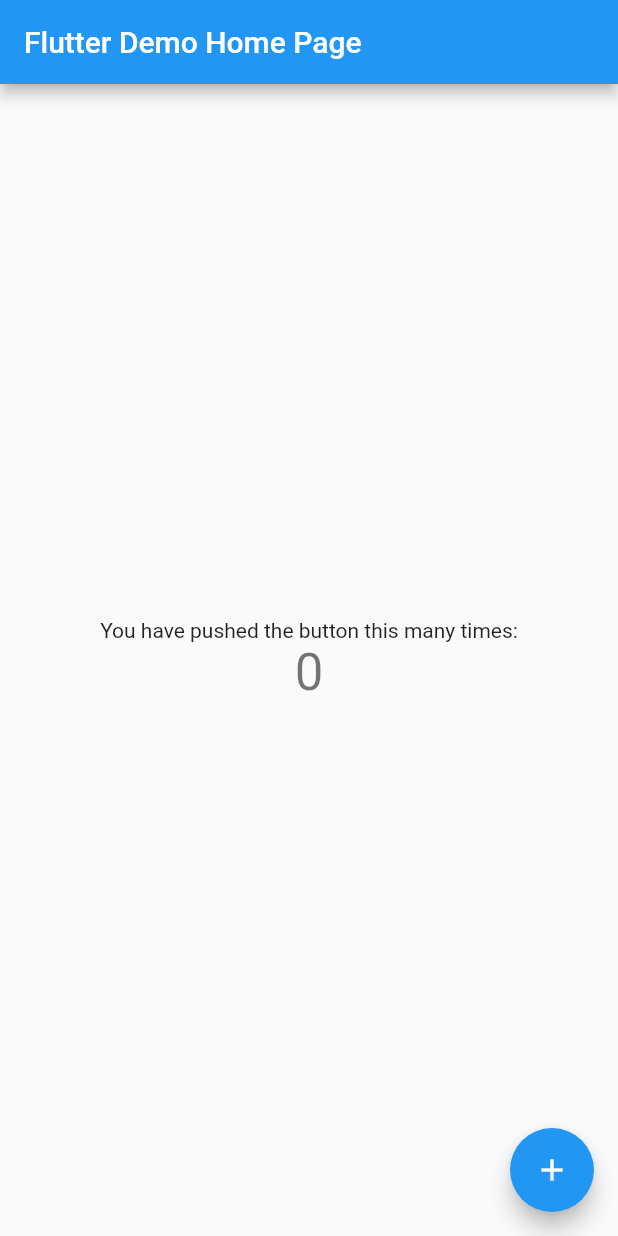
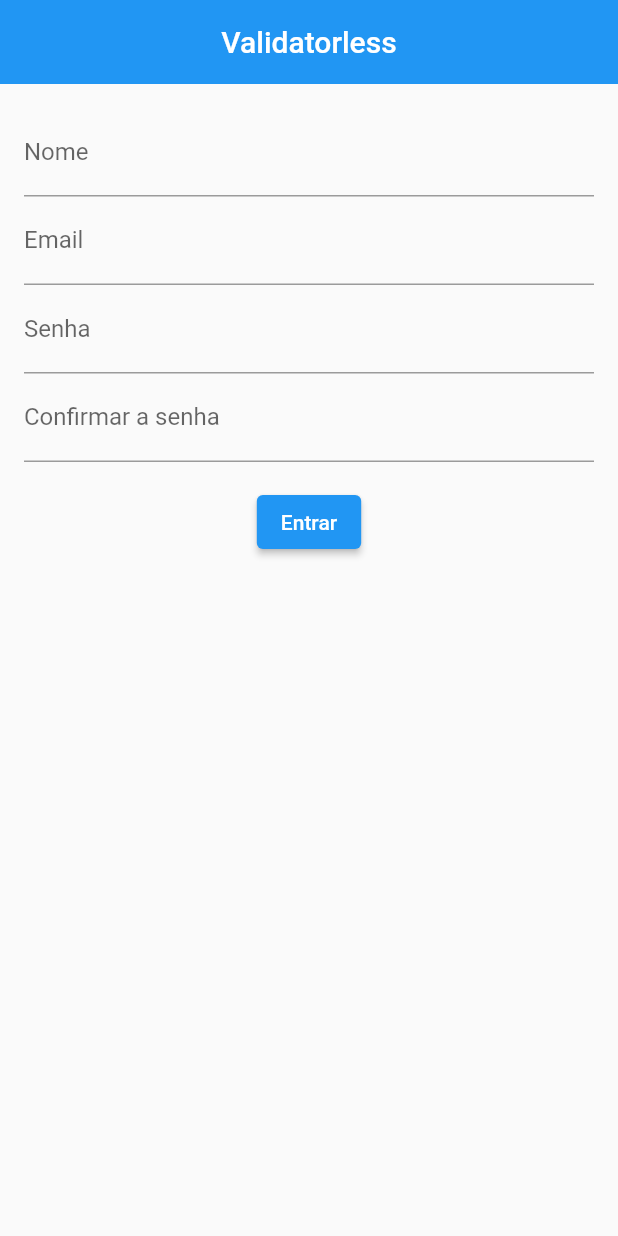
Before and after one commit to CadisRaziel/validatorless_example, a Flutter app: the screen it shows after launch, on a phone screen of 412 x 824 dp. Run offline on Flutter 3.47's test engine with Material 2 defaults, Android fonts, the phone set to English and light mode, and no system bars; missing offline and left inert: validatorless.

Commit message:
aprendendo a usar o package do validatorless

```diff
--- /dev/null
+++ b/lib/core/app_widget.dart
@@ -0,0 +1,17 @@
+import 'package:flutter/material.dart';
+import 'package:validatorless_example/home_page.dart';
+
+class MyApp extends StatelessWidget {
+
+  @override
+  Widget build(BuildContext context) {
+    return MaterialApp(
+      title: 'Flutter Demo',
+      theme: ThemeData(
+        primarySwatch: Colors.blue,
+      ),
+      debugShowCheckedModeBanner: false,
+      home: HomePage(),
+    );
+  }
+}
--- /dev/null
+++ b/lib/home_page.dart
@@ -0,0 +1,114 @@
+import 'package:flutter/material.dart';
+import 'package:validatorless/validatorless.dart';
+import 'package:validatorless_example/validators.dart';
+
+
+class HomePage extends StatefulWidget {
+  HomePage({Key? key}) : super(key: key);
+
+  @override
+  _HomePageState createState() => _HomePageState();
+}
+
+class _HomePageState extends State<HomePage> {
+  //globalKey para validar os fomularios
+  final _formKey = GlobalKey<FormState>();
+
+  final _nameEC = TextEditingController();
+  final _emailEC = TextEditingController();
+  final _passwordEC = TextEditingController();
+  final _confirmPasswordEC = TextEditingController();
+
+  @override
+  void dispose() {
+    _nameEC.dispose();
+    _emailEC.dispose();
+    _passwordEC.dispose();
+    _confirmPasswordEC.dispose();
+    super.dispose();
+  }
+
+  @override
+  Widget build(BuildContext context) {
+    return Scaffold(
+      appBar: AppBar(
+        title: Text('Validatorless'),
+        centerTitle: true,
+        elevation: 0,
+      ),
+      body: Padding(
+        padding: const EdgeInsets.all(16),
+        child: Form(
+          key: _formKey,
+          child: Column(
+            children: [
+              TextFormField(
+                  controller: _nameEC,
+                  decoration: InputDecoration(labelText: 'Nome'),
+
+                  ///[adicionando as validações]
+                  validator: Validatorless.required('Nome obrigatório')),
+              TextFormField(
+                controller: _emailEC,
+                decoration: InputDecoration(labelText: 'Email'),
+
+                ///[Para fazer varias validações]
+                ///[o required é para campos que ficam nullos ou seja, vazios]
+                validator: Validatorless.multiple([
+                  Validatorless.required('Email obrigatório'),
+                  Validatorless.email('Email inválido')
+                ]),
+              ),
+              TextFormField(
+                controller: _passwordEC,
+                decoration: InputDecoration(labelText: 'Senha'),
+                validator: Validatorless.multiple([
+                  Validatorless.required('Senha obrigatória'),
+
+                  ///[Olha que legal aqui eu coloco o numero minimo de caracteres]
+                  ///[ou seja coloco 6 que é o minimo que tem que ter e a frase !!]
+                  Validatorless.min(
+                      6, 'A senha precisa ter no minimo 6 caracteres')
+                ]),
+              ),
+              TextFormField(
+                controller: _confirmPasswordEC,
+                decoration: InputDecoration(labelText: 'Confirmar a senha'),
+                validator: Validatorless.multiple([
+                  Validatorless.required('Confirmar senha obrigatória'),
+
+                  ///[Olha que legal aqui eu coloco o numero minimo de caracteres]
+                  ///[ou seja coloco 6 que é o minimo que tem que ter e a frase !!]
+                  Validatorless.min(
+                      6, 'A senha para confirmar precisa ter no minimo 6 caracteres'),
+                  ValidatorsSenhas.compare(_passwordEC, 'A senha não esta igual')
+                ]),
+              ),
+              SizedBox(
+                height: 16,
+              ),
+              ElevatedButton(
+                onPressed: () {
+                  var formValid = _formKey.currentState?.validate() ?? false;
+                  if (formValid) {
+                    //chamaria a controller para salvar os dados !!
+                  }
+                },
+                child: Text('Entrar'),
+              ),
+            ],
+          ),
+        ),
+      ),
+    );
+  }
+}
+
+//Como seria a validação convencional
+
+/*
+  validator: (String? value) {
+    if(value == null || value.isEmpty){
+      return 'Nome Obrigatório';
+     }
+ */
--- a/lib/main.dart
+++ b/lib/main.dart
@@ -1,113 +1,7 @@
 import 'package:flutter/material.dart';
+
+import 'core/app_widget.dart';
 
 void main() {
   runApp(MyApp());
 }
-
-class MyApp extends StatelessWidget {
-  // This widget is the root of your application.
-  @override
-  Widget build(BuildContext context) {
-    return MaterialApp(
-      title: 'Flutter Demo',
-      theme: ThemeData(
-        // This is the theme of your application.
-        //
-        // Try running your application with "flutter run". You'll see the
-        // application has a blue toolbar. Then, without quitting the app, try
-        // changing the primarySwatch below to Colors.green and then invoke
-        // "hot reload" (press "r" in the console where you ran "flutter run",
-        // or simply save your changes to "hot reload" in a Flutter IDE).
-        // Notice that the counter didn't reset back to zero; the application
-        // is not restarted.
-        primarySwatch: Colors.blue,
-      ),
-      home: MyHomePage(title: 'Flutter Demo Home Page'),
-    );
-  }
-}
-
-class MyHomePage extends StatefulWidget {
-  MyHomePage({Key? key, required this.title}) : super(key: key);
-
-  // This widget is the home page of your application. It is stateful, meaning
-  // that it has a State object (defined below) that contains fields that affect
-  // how it looks.
-
-  // This class is the configuration for the state. It holds the values (in this
-  // case the title) provided by the parent (in this case the App widget) and
-  // used by the build method of the State. Fields in a Widget subclass are
-  // always marked "final".
-
-  final String title;
-
-  @override
-  _MyHomePageState createState() => _MyHomePageState();
-}
-
-class _MyHomePageState extends State<MyHomePage> {
-  int _counter = 0;
-
-  void _incrementCounter() {
-    setState(() {
-      // This call to setState tells the Flutter framework that something has
-      // changed in this State, which causes it to rerun the build method below
-      // so that the display can reflect the updated values. If we changed
-      // _counter without calling setState(), then the build method would not be
-      // called again, and so nothing would appear to happen.
-      _counter++;
-    });
-  }
-
-  @override
-  Widget build(BuildContext context) {
-    // This method is rerun every time setState is called, for instance as done
-    // by the _incrementCounter method above.
-    //
-    // The Flutter framework has been optimized to make rerunning build methods
-    // fast, so that you can just rebuild anything that needs updating rather
-    // than having to individually change instances of widgets.
-    return Scaffold(
-      appBar: AppBar(
-        // Here we take the value from the MyHomePage object that was created by
-        // the App.build method, and use it to set our appbar title.
-        title: Text(widget.title),
-      ),
-      body: Center(
-        // Center is a layout widget. It takes a single child and positions it
-        // in the middle of the parent.
-        child: Column(
-          // Column is also a layout widget. It takes a list of children and
-          // arranges them vertically. By default, it sizes itself to fit its
-          // children horizontally, and tries to be as tall as its parent.
-          //
-          // Invoke "debug painting" (press "p" in the console, choose the
-          // "Toggle Debug Paint" action from the Flutter Inspector in Android
-          // Studio, or the "Toggle Debug Paint" command in Visual Studio Code)
-          // to see the wireframe for each widget.
-          //
-          // Column has various properties to control how it sizes itself and
-          // how it positions its children. Here we use mainAxisAlignment to
-          // center the children vertically; the main axis here is the vertical
-          // axis because Columns are vertical (the cross axis would be
-          // horizontal).
-          mainAxisAlignment: MainAxisAlignment.center,
-          children: <Widget>[
-            Text(
-              'You have pushed the button this many times:',
-            ),
-            Text(
-              '$_counter',
-              style: Theme.of(context).textTheme.headline4,
-            ),
-          ],
-        ),
-      ),
-      floatingActionButton: FloatingActionButton(
-        onPressed: _incrementCounter,
-        tooltip: 'Increment',
-        child: Icon(Icons.add),
-      ), // This trailing comma makes auto-formatting nicer for build methods.
-    );
-  }
-}
--- /dev/null
+++ b/lib/validators.dart
@@ -0,0 +1,24 @@
+
+//Criando um validatorless personalizado !!
+
+
+import 'package:flutter/cupertino.dart';
+
+class ValidatorsSenhas {
+  //constructor privado para ser acessado apenas por valores statics
+  ValidatorsSenhas._();
+
+  //FormFieldValidator = é um typedef
+  //o controller abaixo é para comparar as senhas se as duas estão iguais
+  static FormFieldValidator compare (TextEditingController? valueEC, String message) {
+    //esse value é o valor digitado la no campo do FormTextField
+    return (value) {
+      final valueCompare = valueEC?.text ?? '';
+      if(value == null || (value != null && value != valueCompare)) {
+        return message;
+      }
+      return null;
+    };
+  }
+
+}
```
Also changed, not shown: pubspec.yaml (+1 -9 lines), pubspec.lock, 1 other file.
